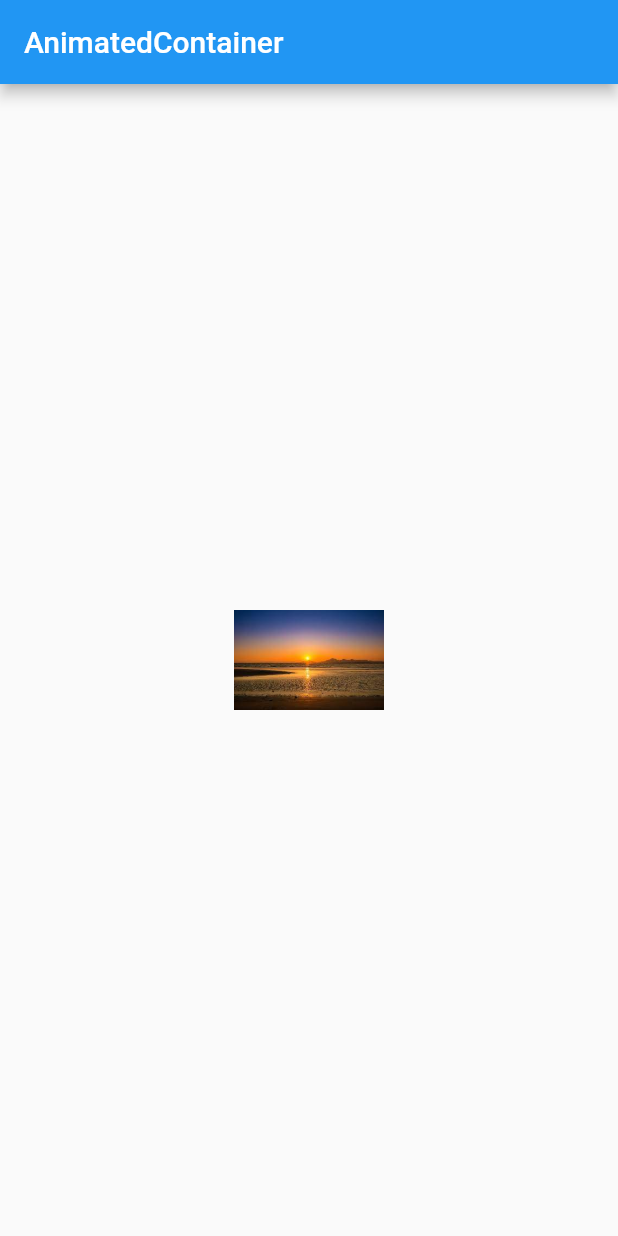
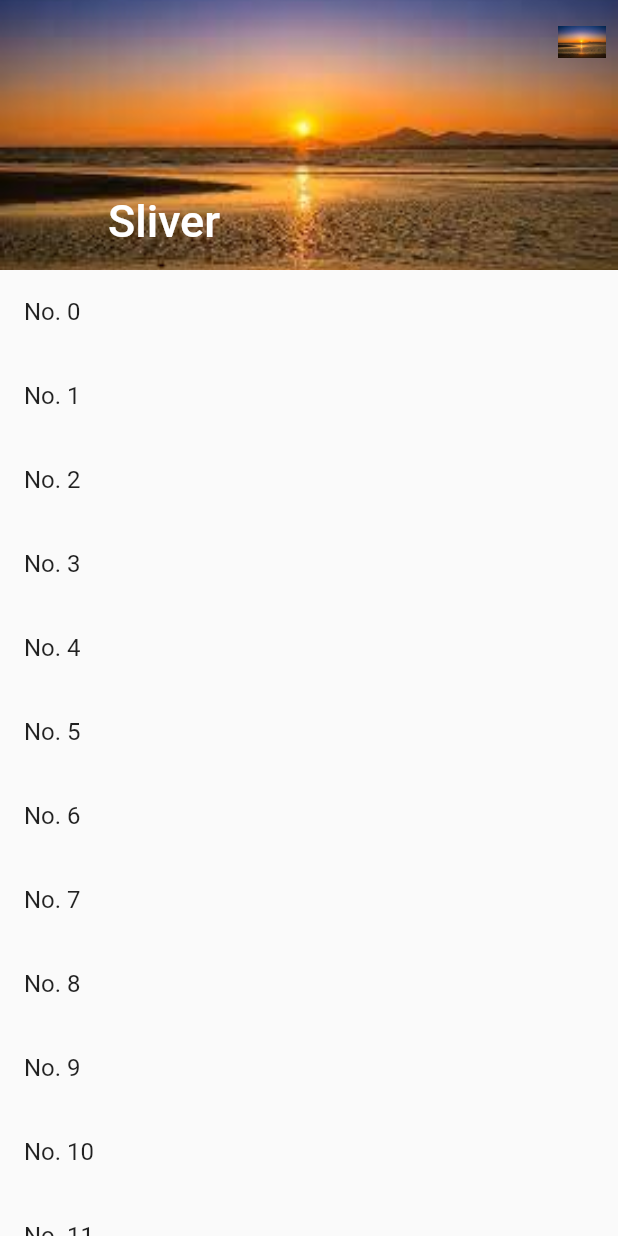
Before and after one commit to chihyeonWON/Flutter-Widget2, a Flutter app: the screen it shows after launch, on a phone screen of 412 x 824 dp. Run offline on Flutter 3.47's test engine with Material 2 defaults, Android fonts, the light colour scheme and no system bars.

Commit message:
SilverAppBar,SliverList 실습

```diff
--- a/lib/main.dart
+++ b/lib/main.dart
@@ -11,43 +11,39 @@ class MyApp extends StatelessWidget {
       theme: ThemeData(
         primarySwatch:Colors.blue,
       ),
-      home:AnimatedContainerPage(),
+      home:SliverListPage(),
     );
   }
 }
 // 여기까지는 공통코드
-
-class  AnimatedContainerPage extends StatefulWidget {
-  @override
-  _AnimatedContainerPageState createState() => _AnimatedContainerPageState();
-}
-
-class _AnimatedContainerPageState extends State<AnimatedContainerPage> {
-  var _size = 100.0;
-
+class SliverListPage extends StatelessWidget {
+  final _items = List.generate(50, (i) => ListTile(title: Text('No. $i')));
   @override
   Widget build(BuildContext context) {
     return Scaffold(
-      appBar:AppBar(
-        title: Text('AnimatedContainer'),
-      ),
-      body:Center(
-        child:GestureDetector(
-          onTap:(){
-            final random = Random(); // Radnom 클래스 사용 준비
-            setState(() {
-              //클릭할 때마다 100.0~299.0 사이의 실수를 랜덤하게 얻기
-              _size = random.nextInt(200).toDouble() +100;
-            });
-          },
-          child:AnimatedContainer(
-            duration:Duration(seconds:1),
-            width:_size,
-            height:_size,
-            child:Image.asset('assets/sky.jpg'),
-            curve:Curves.fastOutSlowIn,
+      body:CustomScrollView(
+        slivers:<Widget>[
+          SliverAppBar( // 헤더 영역
+            pinned:true, // 축소시 상단에 AppBar가 고정되는지 설정
+            expandedHeight:180.0, // 헤더의 최대 높이
+            flexibleSpace:FlexibleSpaceBar(
+              title:Text('Sliver'),
+              background:Image.asset(
+                'assets/sky.jpg',
+                fit:BoxFit.cover,
+              ),
+            ),
+            actions: <Widget>[
+              IconButton(
+                icon:Image.asset('assets/sky.jpg'),
+                onPressed:(){},
+              )
+            ],
           ),
-        ),
+          SliverList(
+            delegate:SliverChildListDelegate(_items),
+          )
+         ]
       ),
     );
   }
```
